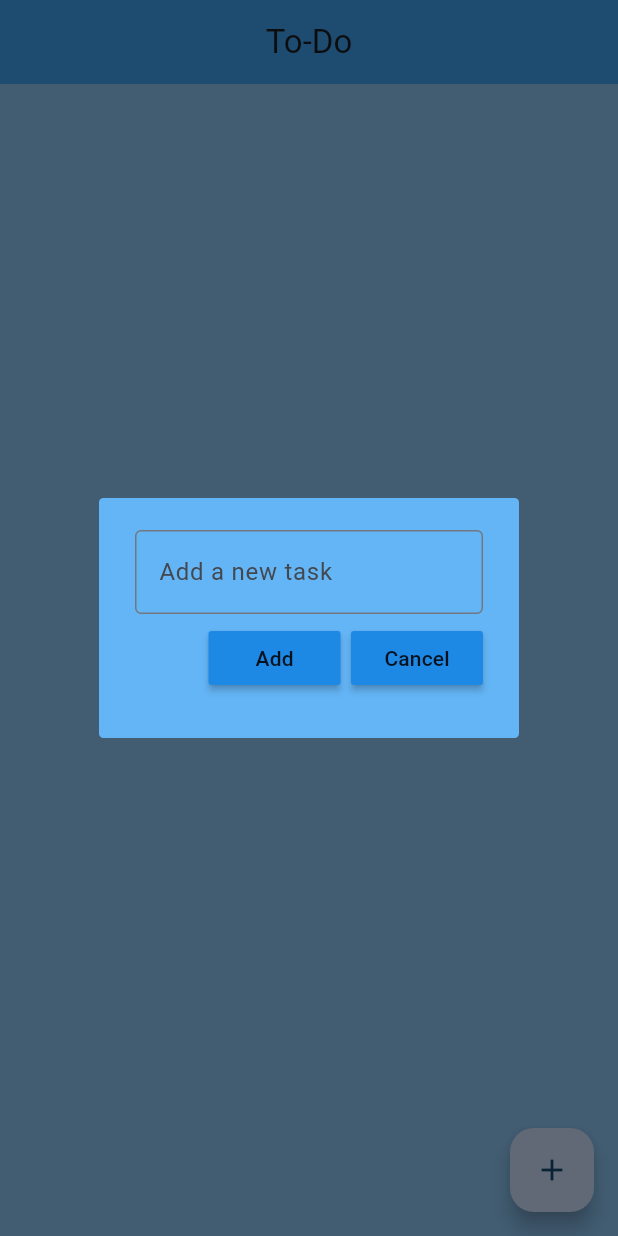
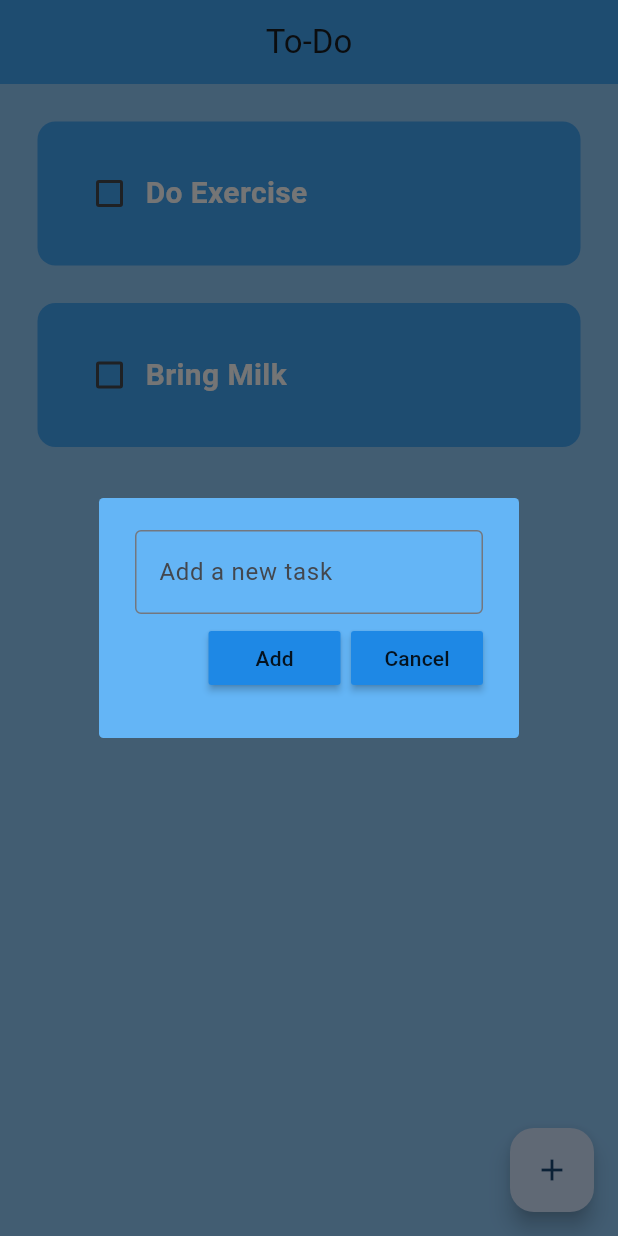
Before and after one commit to gauransh18/todo-flutter-hive, a Flutter app: the screen it shows after launch, after a tap on the "add" icon, on a phone screen of 412 x 824 dp. Run offline on Flutter 3.47's test engine with Material 3 defaults, Android fonts, the phone set to English and light mode, and no system bars; drawn by our look-alikes of flutter_slidable; our stand-ins replace hive, hive_flutter; missing offline and left inert: dart:ffi; accounts and stored records are empty.

```diff
--- a/lib/main.dart
+++ b/lib/main.dart
@@ -4,7 +4,7 @@ import 'package:todo_hive/pages/homepage.dart';
 
 void main() async {
 
-  Hive.initFlutter();
+  await Hive.initFlutter();
 
   var box = await Hive.openBox("todo");
 
--- a/lib/pages/homepage.dart
+++ b/lib/pages/homepage.dart
@@ -13,9 +13,23 @@ class HomePage extends StatefulWidget {
 
 class _HomePageState extends State<HomePage> {
 
-  final _box = Hive.openBox('todo');
+  final _box = Hive.box('todo');
 
   ToDoDB db = ToDoDB();
+
+
+  @override
+  void initState() {
+    super.initState();
+    if (_box.get('todo') == null) {  //first time app is opened
+      db.createInitialData();
+      // db.updateDatabase();
+    } else {
+      db.loadData();
+    }
+
+
+  }
 
   final _controller = TextEditingController();
 
@@ -25,6 +39,7 @@ class _HomePageState extends State<HomePage> {
     setState(() {
       db.toDoList[index][1] = !db.toDoList[index][1];
     });
+    db.updateDatabase();
   }
 
   //add new task
@@ -34,6 +49,7 @@ class _HomePageState extends State<HomePage> {
       _controller.clear();
       Navigator.of(context).pop();
     });
+    db.updateDatabase();
   }
 
 
@@ -57,6 +73,7 @@ class _HomePageState extends State<HomePage> {
     setState(() {
       db.toDoList.removeAt(index);
     });
+    db.updateDatabase();
   }
 
   @override
```
Also changed, not shown: 3 other files.
